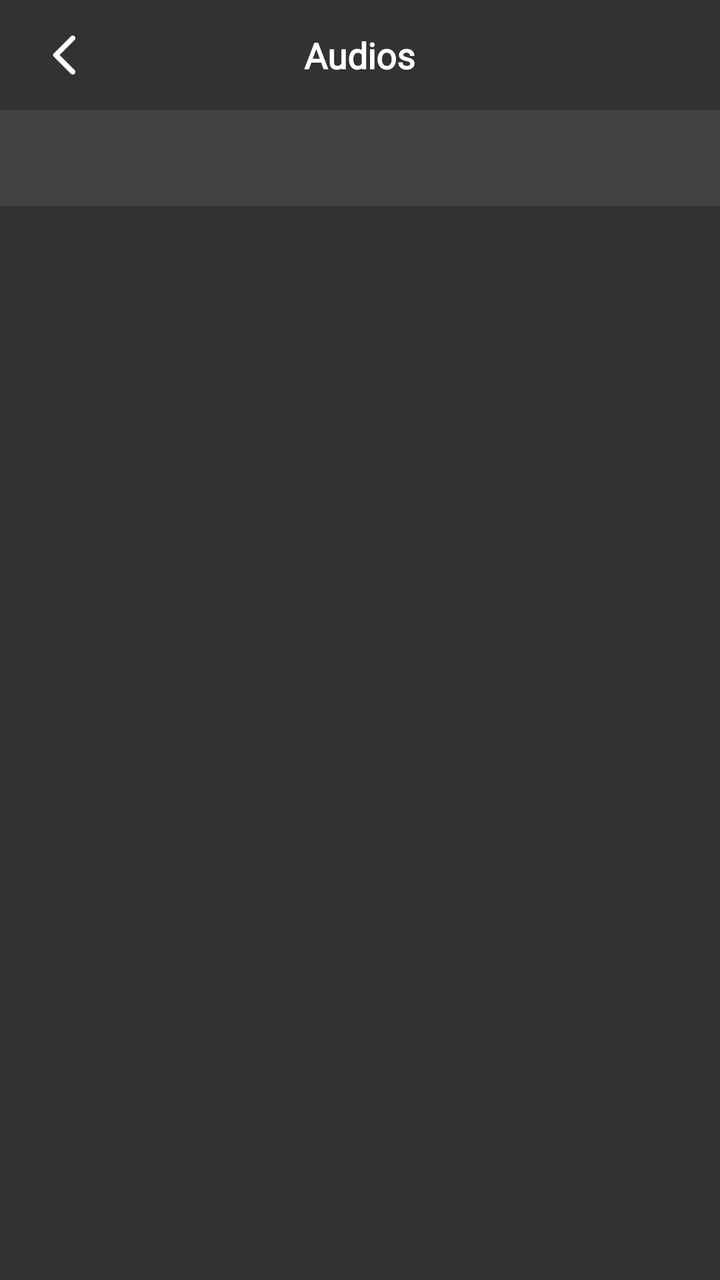
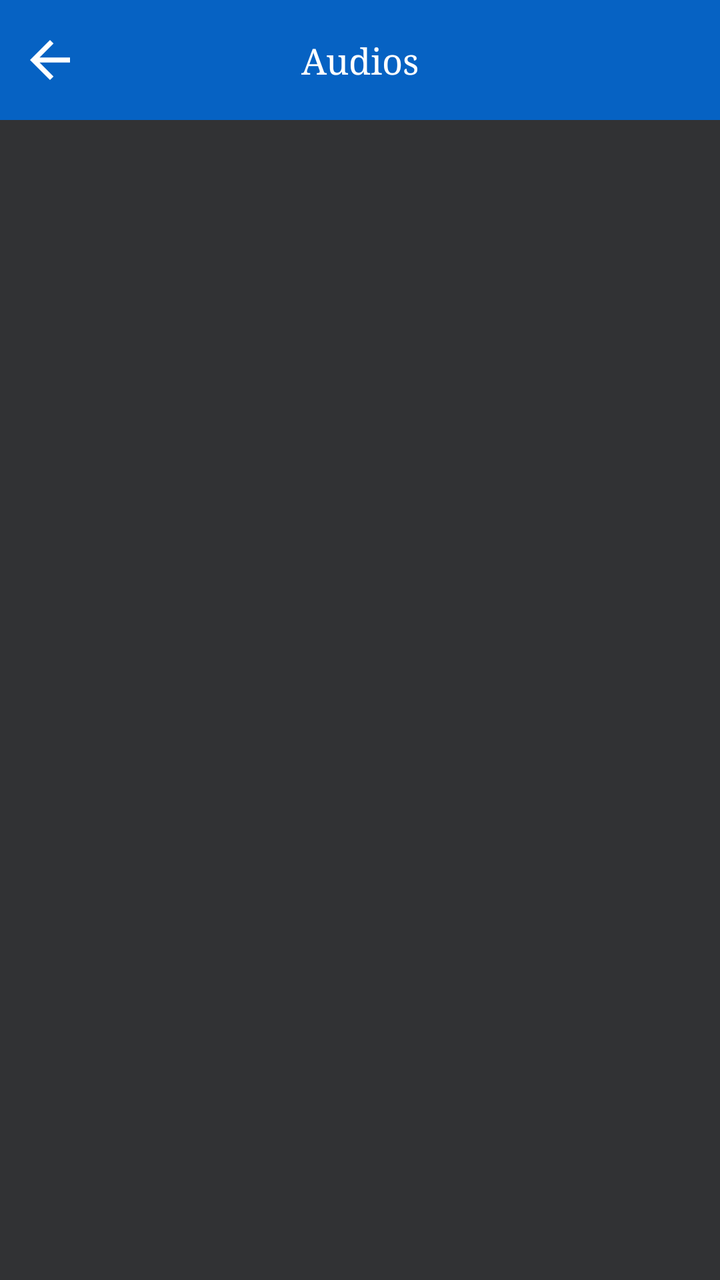

Compare the two renders of this Android layout. The source of the first and the diff that turns it into the second are given below.
<!-- AndroidManifest.xml: application theme Theme.LgAndRukoMirror -->
<!-- res/layout/activity_audios.xml -->
<?xml version="1.0" encoding="utf-8"?>
<LinearLayout xmlns:android="http://schemas.android.com/apk/res/android"
    xmlns:app="http://schemas.android.com/apk/res-auto"
    xmlns:tools="http://schemas.android.com/tools"
    android:layout_width="match_parent"
    android:layout_height="match_parent"
    android:background="@color/app_color"
    android:orientation="vertical"
    tools:context=".activities.AudiosActivity">

    <FrameLayout
        android:layout_width="match_parent"
        android:layout_height="wrap_content"
        android:paddingHorizontal="20dp"
        android:paddingVertical="15dp">

        <ImageView
            android:id="@+id/ic_back"
            android:layout_width="25dp"
            android:layout_height="25dp"
            android:layout_gravity="start"
            android:src="@drawable/round_arrow_back_ios_24"
            app:tint="@color/white" />

        <TextView
            style="@style/textHeading"
            android:layout_width="wrap_content"
            android:layout_height="wrap_content"
            android:layout_gravity="center"
            android:text="Audios"
            android:textColor="@color/white"
            android:textSize="18sp" />
    </FrameLayout>

    <com.google.android.material.tabs.TabLayout
        android:id="@+id/tabLayout"
        android:layout_width="match_parent"
        android:layout_height="wrap_content"
        android:background="@color/bg_color"
        app:tabIndicatorColor="@color/white"
        app:tabIndicator="@null"
        app:tabInlineLabel="true"
        app:tabMode="fixed"
        app:tabSelectedTextColor="@color/white"
        app:tabTextColor="#8C8B8B" />


    <androidx.viewpager.widget.ViewPager
        android:id="@+id/viewPager"
        android:layout_width="match_parent"
        android:layout_height="match_parent" />


</LinearLayout>
<!-- resources referenced by this layout -->
<resources>
  <color name="app_color">#313234</color>
  <color name="bg_color">#424242</color>
  <color name="white">#FFFFFFFF</color>
  <!-- drawable round_arrow_back_ios_24 (drawable) -->
  <vector android:autoMirrored="true" android:height="24dp"
      android:tint="#000000" android:viewportHeight="24"
      android:viewportWidth="24" android:width="24dp" xmlns:android="http://schemas.android.com/apk/res/android">
      <path android:fillColor="@android:color/white" android:pathData="M16.62,2.99c-0.49,-0.49 -1.28,-0.49 -1.77,0L6.54,11.3c-0.39,0.39 -0.39,1.02 0,1.41l8.31,8.31c0.49,0.49 1.28,0.49 1.77,0s0.49,-1.28 0,-1.77L9.38,12l7.25,-7.25c0.48,-0.48 0.48,-1.28 -0.01,-1.76z"/>
  </vector>
  <style name="textHeading" parent="Theme.MaterialComponents.DayNight.NoActionBar">
          <item name="android:fontFamily">@font/albra</item>
          <item name="android:textSize">17sp</item>
          <item name="android:textColor">@color/black</item>
          <item name="android:layout_width">wrap_content</item>
          <item name="android:layout_height">wrap_content</item>
          <item name="android:textAllCaps">false</item>
          <item name="android:textStyle">bold</item>
      </style>
  <style name="Theme.LgAndRukoMirror" parent="Theme.MaterialComponents.DayNight.NoActionBar">
          
          <item name="colorPrimary">@color/purple_500</item>
          <item name="colorPrimaryVariant">@color/purple_700</item>
          <item name="colorOnPrimary">@color/white</item>
          
          <item name="colorSecondary">@color/teal_200</item>
          <item name="colorSecondaryVariant">@color/teal_700</item>
          <item name="colorOnSecondary">@color/black</item>
          
          <item name="android:statusBarColor">?attr/colorPrimaryVariant</item>
          
      </style>
  <color name="black">#FF000000</color>
  <color name="purple_500">#000000</color>
  <color name="purple_700">#000000</color>
  <color name="teal_200">#FF03DAC5</color>
  <color name="teal_700">#FF018786</color>
</resources>

<!-- the commit's change to res/layout/activity_audios.xml (unified diff, before → after) -->
@@ -8,35 +8,55 @@
     android:orientation="vertical"
     tools:context=".activities.AudiosActivity">
 
-    <FrameLayout
+    <androidx.constraintlayout.widget.ConstraintLayout
         android:layout_width="match_parent"
-        android:layout_height="wrap_content"
-        android:paddingHorizontal="20dp"
-        android:paddingVertical="15dp">
+        android:layout_height="wrap_content">
+
+
+        <View
+            android:id="@+id/toolBar"
+            android:layout_width="match_parent"
+            android:layout_height="60dp"
+            android:background="@color/app_color_2"
+            app:layout_constraintEnd_toEndOf="parent"
+            app:layout_constraintStart_toStartOf="parent"
+            app:layout_constraintTop_toTopOf="parent" />
 
         <ImageView
-            android:id="@+id/ic_back"
-            android:layout_width="25dp"
-            android:layout_height="25dp"
-            android:layout_gravity="start"
-            android:src="@drawable/round_arrow_back_ios_24"
-            app:tint="@color/white" />
+            android:id="@+id/ivBack"
+            android:layout_width="30dp"
+            android:layout_height="30dp"
+            android:layout_marginStart="10dp"
+            android:src="@drawable/ic_back"
+            app:layout_constraintBottom_toBottomOf="@+id/toolBar"
+            app:layout_constraintStart_toStartOf="@+id/toolBar"
+            app:layout_constraintTop_toTopOf="@+id/toolBar" />
 
         <TextView
-            style="@style/textHeading"
             android:layout_width="wrap_content"
             android:layout_height="wrap_content"
-            android:layout_gravity="center"
+            android:fontFamily="serif"
             android:text="Audios"
             android:textColor="@color/white"
-            android:textSize="18sp" />
-    </FrameLayout>
+            android:textSize="18sp"
+            app:layout_constraintBottom_toBottomOf="@+id/toolBar"
+            app:layout_constraintEnd_toEndOf="@+id/toolBar"
+            app:layout_constraintStart_toStartOf="@+id/toolBar"
+            app:layout_constraintTop_toTopOf="@+id/toolBar" />
+
+
+    </androidx.constraintlayout.widget.ConstraintLayout>
+
+
 
     <com.google.android.material.tabs.TabLayout
         android:id="@+id/tabLayout"
+        android:layout_marginTop="@dimen/_5sdp"
         android:layout_width="match_parent"
         android:layout_height="wrap_content"
-        android:background="@color/bg_color"
+        android:background="@color/app_color"
+        android:layout_marginHorizontal="@dimen/_20sdp"
+        app:tabBackground="@drawable/tab_selecter"
         app:tabIndicatorColor="@color/white"
         app:tabIndicator="@null"
         app:tabInlineLabel="true"
<!-- resource entries referenced after the edit -->
@@ -1,23 +1,38 @@
 <!-- resources referenced by this layout -->
 <resources>
   <color name="app_color">#313234</color>
-  <color name="bg_color">#424242</color>
+  <color name="app_color_2">#0662C3</color>
   <color name="white">#FFFFFFFF</color>
-  <!-- drawable round_arrow_back_ios_24 (drawable) -->
+  <dimen name="_20sdp">20.00dp</dimen>
+  <dimen name="_5sdp">5.00dp</dimen>
+  <!-- drawable ic_back (drawable) -->
   <vector android:autoMirrored="true" android:height="24dp"
-      android:tint="#000000" android:viewportHeight="24"
+      android:tint="@color/white" android:viewportHeight="24"
       android:viewportWidth="24" android:width="24dp" xmlns:android="http://schemas.android.com/apk/res/android">
-      <path android:fillColor="@android:color/white" android:pathData="M16.62,2.99c-0.49,-0.49 -1.28,-0.49 -1.77,0L6.54,11.3c-0.39,0.39 -0.39,1.02 0,1.41l8.31,8.31c0.49,0.49 1.28,0.49 1.77,0s0.49,-1.28 0,-1.77L9.38,12l7.25,-7.25c0.48,-0.48 0.48,-1.28 -0.01,-1.76z"/>
+      <path android:fillColor="@android:color/white" android:pathData="M20,11H7.83l5.59,-5.59L12,4l-8,8 8,8 1.41,-1.41L7.83,13H20v-2z"/>
   </vector>
-  <style name="textHeading" parent="Theme.MaterialComponents.DayNight.NoActionBar">
-          <item name="android:fontFamily">@font/albra</item>
-          <item name="android:textSize">17sp</item>
-          <item name="android:textColor">@color/black</item>
-          <item name="android:layout_width">wrap_content</item>
-          <item name="android:layout_height">wrap_content</item>
-          <item name="android:textAllCaps">false</item>
-          <item name="android:textStyle">bold</item>
-      </style>
+  <!-- drawable tab_selecter (drawable) -->
+  <?xml version="1.0" encoding="utf-8"?>
+  <selector xmlns:android="http://schemas.android.com/apk/res/android">
+      
+      <item android:state_selected="true">
+          <shape>
+              <gradient android:startColor="@color/app_color_2"
+                  android:endColor="@color/app_color_2"
+                  android:angle="270"
+                  />
+              <corners android:radius="16dp" />
+          </shape>
+      </item>
+      
+      <item>
+          <shape>
+              <gradient android:startColor="@color/app_color"
+                  android:angle="270"
+                  />
+          </shape>
+      </item>
+  </selector>
   <style name="Theme.LgAndRukoMirror" parent="Theme.MaterialComponents.DayNight.NoActionBar">
           
           <item name="colorPrimary">@color/purple_500</item>
